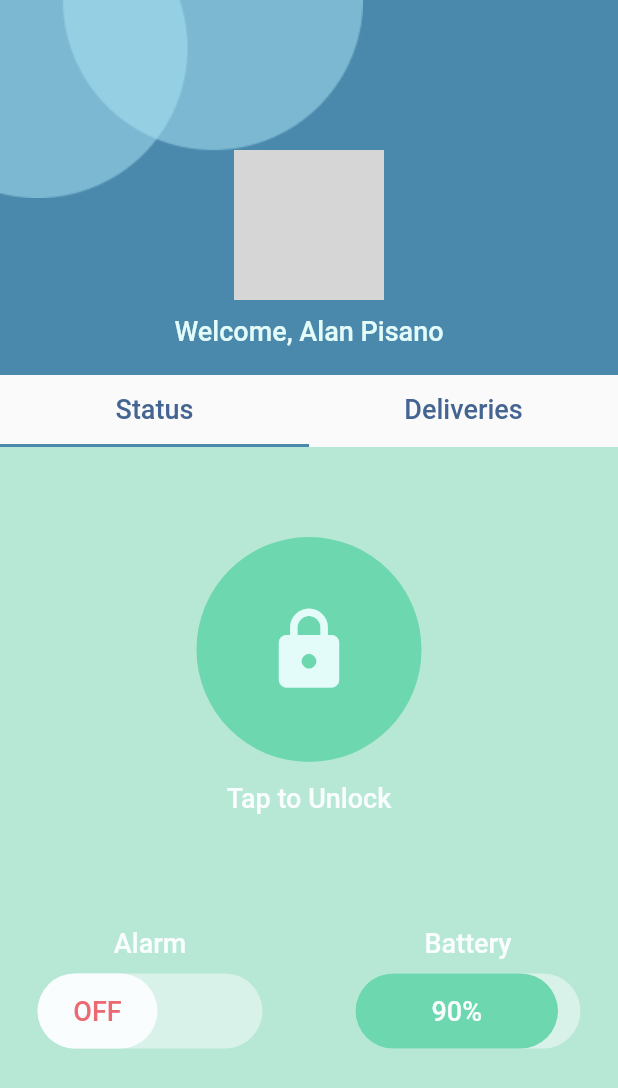
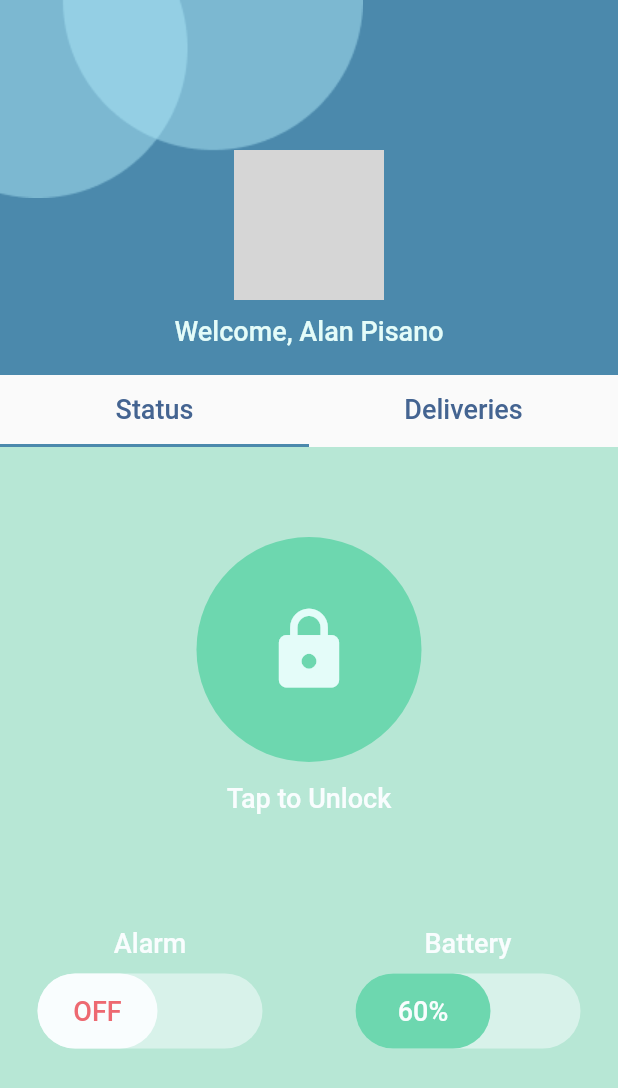
Before and after one commit to khoatran2320/Senior-Design, a Flutter app: the Dashboard screen opened directly, on a phone screen of 412 x 824 dp. Shown: the top 1088 px of the screen. Run offline on Flutter 3.47's test engine with Material 2 defaults, Android fonts, the phone set to English and light mode, and no system bars; our stand-ins replace after_layout, firebase_auth, firebase_core, shared_preferences; accounts and stored records are empty; network calls fail; grey boxes are pictures that could not be loaded.

Commit message:
Working battery status bar and unlock button

```diff
--- a/mobile/flutter_app/lib/pages/statusScreen.dart
+++ b/mobile/flutter_app/lib/pages/statusScreen.dart
@@ -15,13 +15,6 @@ class StatusScreen extends StatefulWidget {
 
 class _StatusScreenState extends State<StatusScreen> {
 
-	final TextStyle textStyle = TextStyle(
-		color: Color(0xffF9FDFE),
-		fontSize: 18,
-		fontWeight: FontWeight.w500,
-		height: 21
-	);
-
 	@override
 	Widget build(BuildContext context) {
 		return Container(
@@ -31,7 +24,7 @@ class _StatusScreenState extends State<StatusScreen> {
 				children: [
 					Positioned(
 						top: 60,
-						child: UnlockButton()
+						child: UnlockButton(isLocked: true)
 					),
 					Positioned(
 						bottom: 125,
@@ -41,7 +34,7 @@ class _StatusScreenState extends State<StatusScreen> {
 					Positioned(
 						bottom: 125,
 						right: 25,
-						child: BatteryStatus(batteryPercentage: 0.9)
+						child: BatteryStatus(0.6)
 					)
 				],
 			),
--- a/mobile/flutter_app/lib/widgets/dashboard/alarmToggleSwitch.dart
+++ b/mobile/flutter_app/lib/widgets/dashboard/alarmToggleSwitch.dart
@@ -1,8 +1,7 @@
 import 'package:flutter/material.dart';
 
 import '/utils/colors.dart';
-import 'longRoundedRectangle.dart';
-import 'shortRoundedRectangle.dart';
+import 'roundedRectangle.dart';
 
 class AlarmToggleSwitch extends StatefulWidget {
 	const AlarmToggleSwitch({Key? key}) : super(key: key);
@@ -13,6 +12,7 @@ class AlarmToggleSwitch extends StatefulWidget {
 
 class _AlarmToggleSwitchState extends State<AlarmToggleSwitch> {
 
+	static double _longRectangleWidth = 150;
 	static double _shortRectangleWidth = 80;
 	static List<String> _toggleWords = ['OFF', 'ON'];
 	bool _isOff = true;
@@ -56,11 +56,16 @@ class _AlarmToggleSwitchState extends State<AlarmToggleSwitch> {
 							SizedBox(height: 10),
 							Stack(
 								children: [
-									LongRoundedRectangle(),
+									RoundedRectangle(_longRectangleWidth, Color(0xffD8F2EA)),
 									Positioned(
 										left: _left,
 										right: _right,
-										child: ShortRoundedRectangle(_shortRectangleWidth, _toggleWords[_index], Color(0xffF9FDFE), Color(0xffED6971))
+										child: RoundedRectangle(
+											_shortRectangleWidth,
+											Color(0xffF9FDFE),
+											text: _toggleWords[_index],
+											textColor: Color(0xffED6971)
+										),
 									)
 								],
 							),
--- a/mobile/flutter_app/lib/widgets/dashboard/batteryStatus.dart
+++ b/mobile/flutter_app/lib/widgets/dashboard/batteryStatus.dart
@@ -1,22 +1,14 @@
 import 'package:flutter/material.dart';
 
 import '/utils/colors.dart';
-import 'longRoundedRectangle.dart';
-import 'shortRoundedRectangle.dart';
+import 'roundedRectangle.dart';
 
 
-class BatteryStatus extends StatefulWidget {
-	const BatteryStatus({Key? key, this.batteryPercentage = 0}) : super(key: key);
+class BatteryStatus extends StatelessWidget {
+
+	BatteryStatus(this.batteryPercentage);
 
 	final double batteryPercentage;
-
-	@override
-	_BatteryStatusState createState() => _BatteryStatusState();
-}
-
-// TODO: Appearance of battery should change when battery percentage change.
-// TODO: If percentage < 50%, % should appear on long rectange instead.
-class _BatteryStatusState extends State<BatteryStatus> {
 
 	final TextStyle textStyle = TextStyle(
 		color: Color(0xffF9FDFE),
@@ -24,11 +16,14 @@ class _BatteryStatusState extends State<BatteryStatus> {
 		fontWeight: FontWeight.w500,
 	);
 
-	static const int batteryFullWidth = 150;
+	static const double _batteryFullWidth = 150;
 
 	@override
 	Widget build(BuildContext context) {
-		double _shortRectangleWidth = batteryFullWidth * widget.batteryPercentage;
+		double appearancePadding = getAppearancePadding(batteryPercentage);
+		double _shortRectangleWidth
+			= _batteryFullWidth * batteryPercentage + appearancePadding;
+		String percentageText = (batteryPercentage * 100).round().toString() + '%';
 
 		return Column(
 			mainAxisSize: MainAxisSize.min,
@@ -40,10 +35,20 @@ class _BatteryStatusState extends State<BatteryStatus> {
 				SizedBox(height: 10),
 				Stack(
 					children: [
-						LongRoundedRectangle(),
+						RoundedRectangle(
+							_batteryFullWidth,
+							Color(0xffD8F2EA),
+							text: (batteryPercentage <= .2) ? percentageText : '',
+							textColor: Colors.black, isLowPercentage: true
+						),
 						Positioned(
 							left: 0,
-							child: ShortRoundedRectangle(_shortRectangleWidth, '90%', Color(0xff6DD7AF), Color(0xffF9FDFE))
+							child: RoundedRectangle(
+								_shortRectangleWidth,
+								Color(0xff6DD7AF),
+								text: (batteryPercentage > .2) ? percentageText : '',
+								textColor: Color(0xffF9FDFE)
+							)
 						)
 					],
 				)
@@ -51,3 +56,12 @@ class _BatteryStatusState extends State<BatteryStatus> {
 		);
 	}
 }
+
+// Manual adjustments for the appearance of the battery status bar
+double getAppearancePadding(percentage) {
+	if (percentage >= .6) return 0;
+	if (percentage > .4) return 10;
+	if (percentage > .3) return 20;
+	if (percentage > .2) return 23;
+	return 25;
+}
--- a/mobile/flutter_app/lib/widgets/dashboard/longRoundedRectangle.dart
+++ /dev/null
@@ -1,16 +0,0 @@
-import 'package:flutter/material.dart';
-
-class LongRoundedRectangle extends StatelessWidget {
-
-	@override
-	Widget build(BuildContext context) {
-		return Container(
-			decoration: BoxDecoration(
-				borderRadius: BorderRadius.circular(50),
-				color: Color(0xffD8F2EA),
-			),
-			height: 50,
-			width: 150,
-		);
-	}
-}
--- a/mobile/flutter_app/lib/widgets/dashboard/shortRoundedRectangle.dart
+++ b/mobile/flutter_app/lib/widgets/dashboard/roundedRectangle.dart
@@ -1,13 +1,16 @@
 import 'package:flutter/material.dart';
 
-class ShortRoundedRectangle extends StatelessWidget {
+class RoundedRectangle extends StatelessWidget {
 
 	double width;
 	String text;
 	Color rectangleColor;
 	Color textColor;
+	bool isLowPercentage;
 
-	ShortRoundedRectangle(this.width, this.text, this.rectangleColor, this.textColor);
+	RoundedRectangle(this.width, this.rectangleColor, {
+		this.text = '', this.textColor = Colors.black, this.isLowPercentage = false
+	});
 
 	@override
 	Widget build(BuildContext context) {
@@ -19,6 +22,7 @@ class ShortRoundedRectangle extends StatelessWidget {
 			),
 			height: 50,
 			width: width,
+			padding: isLowPercentage ? EdgeInsets.only(left: 10) : EdgeInsets.all(0),
 			child: Text(
 				text,
 				style: TextStyle(
--- a/mobile/flutter_app/lib/widgets/dashboard/unlockButton.dart
+++ b/mobile/flutter_app/lib/widgets/dashboard/unlockButton.dart
@@ -2,9 +2,10 @@ import 'package:flutter/material.dart';
 
 import '/utils/colors.dart';
 
-
+// TODO: Pass isLocked parameter.
 class UnlockButton extends StatefulWidget {
-	const UnlockButton({Key? key}) : super(key: key);
+	final bool isLocked;
+	const UnlockButton({ Key? key, this.isLocked = true }) : super(key: key);
 
 	@override
 	_UnlockButtonState createState() => _UnlockButtonState();
@@ -12,18 +13,29 @@ class UnlockButton extends StatefulWidget {
 
 class _UnlockButtonState extends State<UnlockButton> {
 
+	bool isLocked = true;
+
 	final TextStyle textStyle = TextStyle(
 		color: Color(0xffF9FDFE),
 		fontSize: 18,
-		fontWeight: FontWeight.w500,
-		// height: 21
+		fontWeight: FontWeight.w500
 	);
+
+	void initState() {
+		super.initState();
+		isLocked = widget.isLocked;
+	}
+
+	void unlock() {
+		setState(() {
+			isLocked = false;
+		});
+	}
 
 	@override
 	Widget build(BuildContext context) {
 		return Column(
 			mainAxisSize: MainAxisSize.min,
-			// mainAxisAlignment: MainAxisAlignment.start,
 			children: [
 				Stack(
 					alignment: Alignment.center,
@@ -34,23 +46,29 @@ class _UnlockButtonState extends State<UnlockButton> {
 		            shape: BoxShape.circle
 		          ),
 							height: 150,
-							width: 150,
-							// margin: const EdgeInsets.only(bottom: 20)
+							width: 150
 						),
-						Icon(
-							Icons.lock,
-							color: Color(0xffE4FCF9),
-							size: 60
-						)
+						GestureDetector(
+							onTap: () {
+								unlock();
+							},
+							child: Icon(
+								isLocked ? Icons.lock : Icons.lock_open,
+								color: Color(0xffE4FCF9),
+								size: 60
+							),
+						),
 					],
 				),
 				TextButton(
 					child: Text(
-						'Tap to Unlock',
+						isLocked
+							? 'Tap to Unlock'
+							: 'Close the box lid to lock it.',
 						style: textStyle
 					),
 					onPressed: () {
-						print('unlock button pressed');
+						isLocked ? unlock() : null;
 					}
 				)
 			]
```
